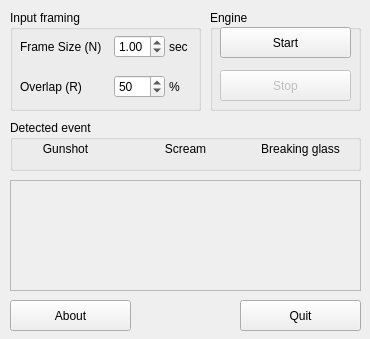
Above: src/gui/svmacgui.ui from dapicester/svmacs before the change. Below: the same form after it.
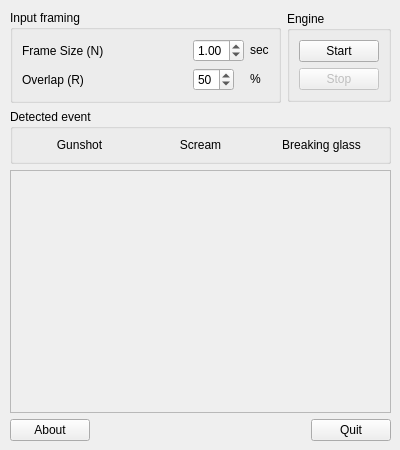
That is the form after the change.

```diff
--- a/src/gui/svmacgui.ui
+++ b/src/gui/svmacgui.ui
@@ -5,12 +5,15 @@
   <property name="windowModality">
    <enum>Qt::NonModal</enum>
   </property>
+  <property name="enabled">
+   <bool>true</bool>
+  </property>
   <property name="geometry">
    <rect>
     <x>0</x>
     <y>0</y>
-    <width>370</width>
-    <height>339</height>
+    <width>400</width>
+    <height>450</height>
    </rect>
   </property>
   <property name="sizePolicy">
@@ -22,135 +25,49 @@
   <property name="windowTitle">
    <string>SVM Audio Classifier</string>
   </property>
-  <widget class="QTextEdit" name="textEdit">
-   <property name="enabled">
-    <bool>false</bool>
-   </property>
+  <widget class="QWidget" name="">
    <property name="geometry">
     <rect>
      <x>10</x>
-     <y>180</y>
-     <width>351</width>
-     <height>111</height>
+     <y>10</y>
+     <width>381</width>
+     <height>431</height>
     </rect>
    </property>
-  </widget>
-  <widget class="QPushButton" name="quitButton">
-   <property name="geometry">
-    <rect>
-     <x>240</x>
-     <y>300</y>
-     <width>121</width>
-     <height>31</height>
-    </rect>
-   </property>
-   <property name="text">
-    <string>Quit</string>
-   </property>
-  </widget>
-  <widget class="QPushButton" name="aboutButton">
-   <property name="geometry">
-    <rect>
-     <x>10</x>
-     <y>300</y>
-     <width>121</width>
-     <height>31</height>
-    </rect>
-   </property>
-   <property name="text">
-    <string>About</string>
-   </property>
-  </widget>
-  <widget class="QGroupBox" name="eventBox">
-   <property name="geometry">
-    <rect>
-     <x>10</x>
-     <y>120</y>
-     <width>351</width>
-     <height>51</height>
-    </rect>
-   </property>
-   <property name="title">
-    <string>Detected event</string>
-   </property>
-   <widget class="QLabel" name="gunshotLabel">
-    <property name="geometry">
-     <rect>
-      <x>10</x>
-      <y>20</y>
-      <width>91</width>
-      <height>18</height>
-     </rect>
-    </property>
-    <property name="text">
-     <string>Gunshot</string>
-    </property>
-    <property name="textFormat">
-     <enum>Qt::RichText</enum>
-    </property>
-    <property name="alignment">
-     <set>Qt::AlignCenter</set>
-    </property>
-   </widget>
-   <widget class="QLabel" name="screamLabel">
-    <property name="geometry">
-     <rect>
-      <x>130</x>
-      <y>20</y>
-      <width>91</width>
-      <height>18</height>
-     </rect>
-    </property>
-    <property name="text">
-     <string>Scream</string>
-    </property>
-    <property name="textFormat">
-     <enum>Qt::RichText</enum>
-    </property>
-    <property name="alignment">
-     <set>Qt::AlignCenter</set>
-    </property>
-   </widget>
-   <widget class="QLabel" name="glassLabel">
-    <property name="geometry">
-     <rect>
-      <x>240</x>
-      <y>20</y>
-      <width>101</width>
-      <height>18</height>
-     </rect>
-    </property>
-    <property name="text">
-     <string>Breaking glass</string>
-    </property>
-    <property name="textFormat">
-     <enum>Qt::RichText</enum>
-    </property>
-    <property name="alignment">
-     <set>Qt::AlignCenter</set>
-    </property>
-   </widget>
-  </widget>
+   <layout class="QVBoxLayout" name="verticalLayout_2">
+    <property name="sizeConstraint">
+     <enum>QLayout::SetMinimumSize</enum>
+    </property>
+    <item>
+     <layout class="QHBoxLayout" name="horizontalLayout_2">
+      <item>
   <widget class="QGroupBox" name="inputBox">
-   <property name="geometry">
-    <rect>
-     <x>10</x>
-     <y>10</y>
-     <width>191</width>
-     <height>101</height>
-    </rect>
-   </property>
    <property name="title">
     <string>Input framing</string>
    </property>
+        <layout class="QGridLayout" name="gridLayout_3">
+         <item row="0" column="0">
+          <layout class="QGridLayout" name="gridLayout_2">
+           <item row="0" column="0">
+            <widget class="QLabel" name="label_2">
+             <property name="text">
+              <string>Frame Size (N)</string>
+             </property>
+             <property name="alignment">
+              <set>Qt::AlignLeading|Qt::AlignLeft|Qt::AlignVCenter</set>
+             </property>
+             <property name="buddy">
+              <cstring>NspinBox</cstring>
+             </property>
+            </widget>
+           </item>
+           <item row="0" column="1">
    <widget class="QDoubleSpinBox" name="NspinBox">
-    <property name="geometry">
-     <rect>
-      <x>104</x>
-      <y>25</y>
-      <width>51</width>
-      <height>23</height>
-     </rect>
+             <property name="sizePolicy">
+              <sizepolicy hsizetype="Fixed" vsizetype="Fixed">
+               <horstretch>0</horstretch>
+               <verstretch>0</verstretch>
+              </sizepolicy>
     </property>
     <property name="maximum">
      <double>3.000000000000000</double>
@@ -162,27 +79,14 @@
      <double>1.000000000000000</double>
     </property>
    </widget>
-   <widget class="QSpinBox" name="RspinBox">
-    <property name="geometry">
-     <rect>
-      <x>104</x>
-      <y>65</y>
-      <width>51</width>
-      <height>23</height>
-     </rect>
-    </property>
-    <property name="value">
-     <number>50</number>
-    </property>
-   </widget>
+           </item>
+           <item row="0" column="2">
    <widget class="QLabel" name="label_3">
-    <property name="geometry">
-     <rect>
-      <x>159</x>
-      <y>25</y>
-      <width>21</width>
-      <height>23</height>
-     </rect>
+             <property name="sizePolicy">
+              <sizepolicy hsizetype="Fixed" vsizetype="Fixed">
+               <horstretch>0</horstretch>
+               <verstretch>0</verstretch>
+              </sizepolicy>
     </property>
     <property name="text">
      <string>sec</string>
@@ -191,31 +95,9 @@
      <cstring>NspinBox</cstring>
     </property>
    </widget>
-   <widget class="QLabel" name="label_4">
-    <property name="geometry">
-     <rect>
-      <x>159</x>
-      <y>65</y>
-      <width>21</width>
-      <height>23</height>
-     </rect>
-    </property>
-    <property name="text">
-     <string>%</string>
-    </property>
-    <property name="buddy">
-     <cstring>RspinBox</cstring>
-    </property>
-   </widget>
+           </item>
+           <item row="1" column="0">
    <widget class="QLabel" name="label_5">
-    <property name="geometry">
-     <rect>
-      <x>10</x>
-      <y>65</y>
-      <width>91</width>
-      <height>23</height>
-     </rect>
-    </property>
     <property name="text">
      <string>Overlap (R)</string>
     </property>
@@ -226,67 +108,173 @@
      <cstring>RspinBox</cstring>
     </property>
    </widget>
-   <widget class="QLabel" name="label_2">
-    <property name="geometry">
-     <rect>
-      <x>10</x>
-      <y>25</y>
-      <width>91</width>
-      <height>23</height>
-     </rect>
+           </item>
+           <item row="1" column="1">
+            <widget class="QSpinBox" name="RspinBox">
+             <property name="sizePolicy">
+              <sizepolicy hsizetype="Fixed" vsizetype="Fixed">
+               <horstretch>0</horstretch>
+               <verstretch>0</verstretch>
+              </sizepolicy>
+             </property>
+             <property name="value">
+              <number>50</number>
+             </property>
+            </widget>
+           </item>
+           <item row="1" column="2">
+            <widget class="QLabel" name="label_4">
+             <property name="sizePolicy">
+              <sizepolicy hsizetype="Fixed" vsizetype="Fixed">
+               <horstretch>0</horstretch>
+               <verstretch>0</verstretch>
+              </sizepolicy>
     </property>
     <property name="text">
-     <string>Frame Size (N)</string>
-    </property>
-    <property name="alignment">
-     <set>Qt::AlignLeading|Qt::AlignLeft|Qt::AlignVCenter</set>
+              <string>%</string>
     </property>
     <property name="buddy">
-     <cstring>NspinBox</cstring>
-    </property>
-   </widget>
-  </widget>
+              <cstring>RspinBox</cstring>
+             </property>
+            </widget>
+           </item>
+          </layout>
+         </item>
+        </layout>
+       </widget>
+      </item>
+      <item>
   <widget class="QGroupBox" name="groupBox">
-   <property name="geometry">
-    <rect>
-     <x>210</x>
-     <y>10</y>
-     <width>151</width>
-     <height>101</height>
-    </rect>
+        <property name="sizePolicy">
+         <sizepolicy hsizetype="Fixed" vsizetype="Fixed">
+          <horstretch>0</horstretch>
+          <verstretch>0</verstretch>
+         </sizepolicy>
    </property>
    <property name="title">
     <string>Engine</string>
    </property>
+        <property name="flat">
+         <bool>false</bool>
+        </property>
+        <layout class="QGridLayout" name="gridLayout">
+         <item row="0" column="0">
+          <layout class="QVBoxLayout" name="verticalLayout">
+           <item>
    <widget class="QPushButton" name="startButton">
-    <property name="geometry">
-     <rect>
-      <x>10</x>
-      <y>17</y>
-      <width>131</width>
-      <height>31</height>
-     </rect>
-    </property>
     <property name="text">
      <string>Start</string>
     </property>
    </widget>
+           </item>
+           <item>
    <widget class="QPushButton" name="stopButton">
     <property name="enabled">
      <bool>false</bool>
     </property>
-    <property name="geometry">
-     <rect>
-      <x>10</x>
-      <y>60</y>
-      <width>131</width>
-      <height>31</height>
-     </rect>
-    </property>
     <property name="text">
      <string>Stop</string>
     </property>
    </widget>
+           </item>
+          </layout>
+         </item>
+        </layout>
+       </widget>
+      </item>
+     </layout>
+    </item>
+    <item>
+     <widget class="QGroupBox" name="eventBox">
+      <property name="title">
+       <string>Detected event</string>
+      </property>
+      <layout class="QGridLayout" name="gridLayout_5">
+       <item row="0" column="0">
+        <layout class="QGridLayout" name="gridLayout_4">
+         <item row="0" column="0">
+          <widget class="QLabel" name="gunshotLabel">
+           <property name="text">
+            <string>Gunshot</string>
+           </property>
+           <property name="textFormat">
+            <enum>Qt::RichText</enum>
+           </property>
+           <property name="alignment">
+            <set>Qt::AlignCenter</set>
+           </property>
+          </widget>
+         </item>
+         <item row="0" column="1">
+          <widget class="QLabel" name="screamLabel">
+           <property name="text">
+            <string>Scream</string>
+           </property>
+           <property name="textFormat">
+            <enum>Qt::RichText</enum>
+           </property>
+           <property name="alignment">
+            <set>Qt::AlignCenter</set>
+           </property>
+          </widget>
+         </item>
+         <item row="0" column="2">
+          <widget class="QLabel" name="glassLabel">
+           <property name="text">
+            <string>Breaking glass</string>
+           </property>
+           <property name="textFormat">
+            <enum>Qt::RichText</enum>
+           </property>
+           <property name="alignment">
+            <set>Qt::AlignCenter</set>
+           </property>
+          </widget>
+         </item>
+        </layout>
+       </item>
+      </layout>
+     </widget>
+    </item>
+    <item>
+     <widget class="QTextEdit" name="textEdit">
+      <property name="enabled">
+       <bool>false</bool>
+      </property>
+     </widget>
+    </item>
+    <item>
+     <layout class="QHBoxLayout" name="horizontalLayout">
+      <item>
+       <widget class="QPushButton" name="aboutButton">
+        <property name="text">
+         <string>About</string>
+        </property>
+       </widget>
+      </item>
+      <item>
+       <spacer name="horizontalSpacer">
+        <property name="orientation">
+         <enum>Qt::Horizontal</enum>
+        </property>
+        <property name="sizeHint" stdset="0">
+         <size>
+          <width>40</width>
+          <height>20</height>
+         </size>
+        </property>
+       </spacer>
+      </item>
+      <item>
+       <widget class="QPushButton" name="quitButton">
+        <property name="text">
+         <string>Quit</string>
+        </property>
+       </widget>
+      </item>
+     </layout>
+    </item>
+   </layout>
   </widget>
  </widget>
  <resources/>
```
Lines whose indentation alone changed are shown as unchanged.
